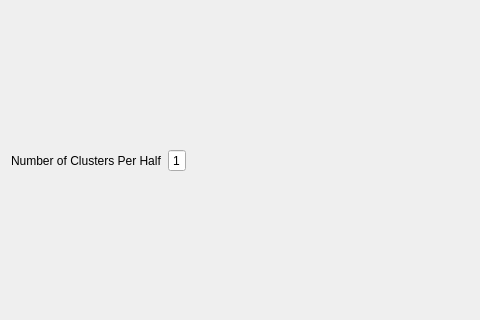
Qt form src/main/python/ui/_TransitionDensityWindow.ui (hatzakislab/DeepFRET-GUI) before a commit; both pictures show x 0 to 480 and y 139 to 459 of the 1200 by 600 pixel window.
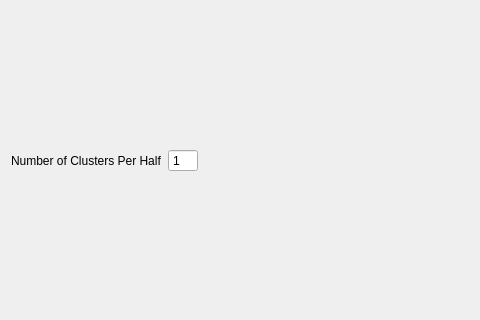
The same form after that commit.

```diff
--- a/src/main/python/ui/_TransitionDensityWindow.ui
+++ b/src/main/python/ui/_TransitionDensityWindow.ui
@@ -80,6 +80,18 @@
      <layout class="QGridLayout" name="gridLayout">
       <item row="0" column="1">
        <widget class="QSpinBox" name="nClustersSpinBox">
+        <property name="sizePolicy">
+         <sizepolicy hsizetype="Preferred" vsizetype="Fixed">
+          <horstretch>0</horstretch>
+          <verstretch>0</verstretch>
+         </sizepolicy>
+        </property>
+        <property name="minimumSize">
+         <size>
+          <width>30</width>
+          <height>0</height>
+         </size>
+        </property>
         <property name="frame">
          <bool>true</bool>
         </property>
```
